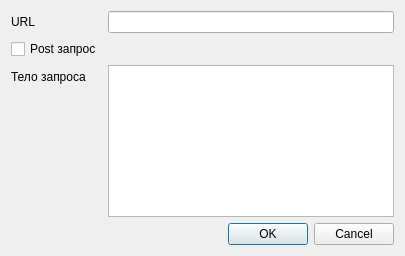
First picture: the form in gui/ui/request_edit_dialog.ui, repository ivanovakarina/monitoring, before the edit.
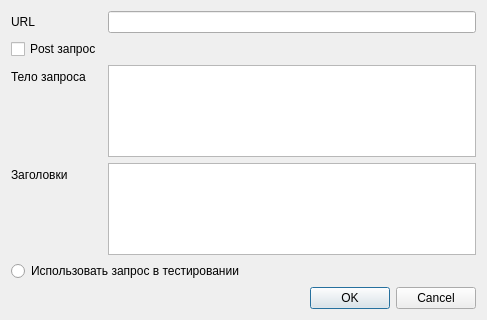
Second picture: the form after the edit.

```diff
--- a/gui/ui/request_edit_dialog.ui
+++ b/gui/ui/request_edit_dialog.ui
@@ -6,8 +6,8 @@
    <rect>
     <x>0</x>
     <y>0</y>
-    <width>405</width>
-    <height>256</height>
+    <width>487</width>
+    <height>320</height>
    </rect>
   </property>
   <property name="windowTitle">
@@ -43,10 +43,30 @@
      <item row="2" column="1">
       <widget class="QPlainTextEdit" name="bodyPlainTextEdit"/>
      </item>
+     <item row="3" column="0">
+      <widget class="QLabel" name="label">
+       <property name="text">
+        <string>Заголовки</string>
+       </property>
+      </widget>
+     </item>
+     <item row="3" column="1">
+      <widget class="QPlainTextEdit" name="headersPlainTextEdit"/>
+     </item>
     </layout>
    </item>
+   <item>
+    <widget class="QRadioButton" name="reqActivityStatusRadioButton">
+     <property name="text">
+      <string>Использовать запрос в тестировании</string>
+     </property>
+    </widget>
+   </item>
    <item>
     <widget class="QDialogButtonBox" name="buttonBox">
+     <property name="enabled">
+      <bool>true</bool>
+     </property>
      <property name="orientation">
       <enum>Qt::Horizontal</enum>
      </property>
```
